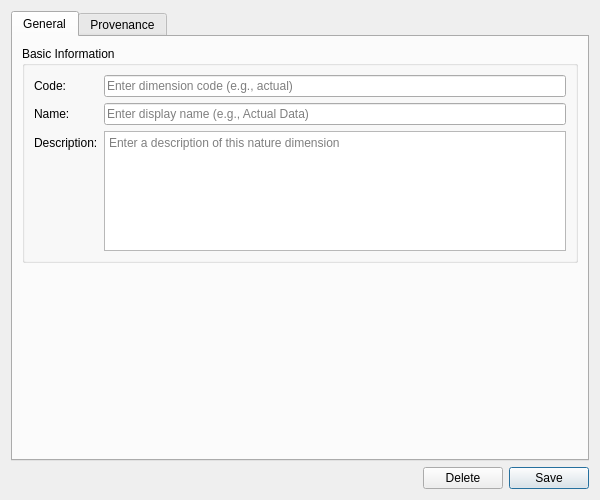
Above: projects/ores.qt/ui/NatureDimensionDetailDialog.ui from OreStudio/OreStudio before the change. Below: the same form after it.
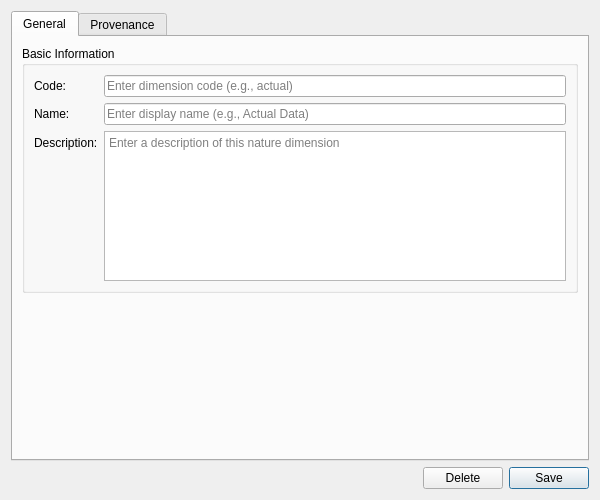
That is the form after the change. Custom widgets are drawn as their Qt base class.

The edit to the form file:
```diff
--- a/projects/ores.qt/ui/NatureDimensionDetailDialog.ui
+++ b/projects/ores.qt/ui/NatureDimensionDetailDialog.ui
@@ -72,7 +72,7 @@
            </widget>
           </item>
           <item row="2" column="1">
-           <widget class="QTextEdit" name="descriptionEdit">
+           <widget class="QPlainTextEdit" name="descriptionEdit">
             <property name="minimumSize">
              <size>
               <width>0</width>
@@ -82,7 +82,7 @@
             <property name="maximumSize">
              <size>
               <width>16777215</width>
-              <height>120</height>
+              <height>150</height>
              </size>
             </property>
             <property name="placeholderText">
```
